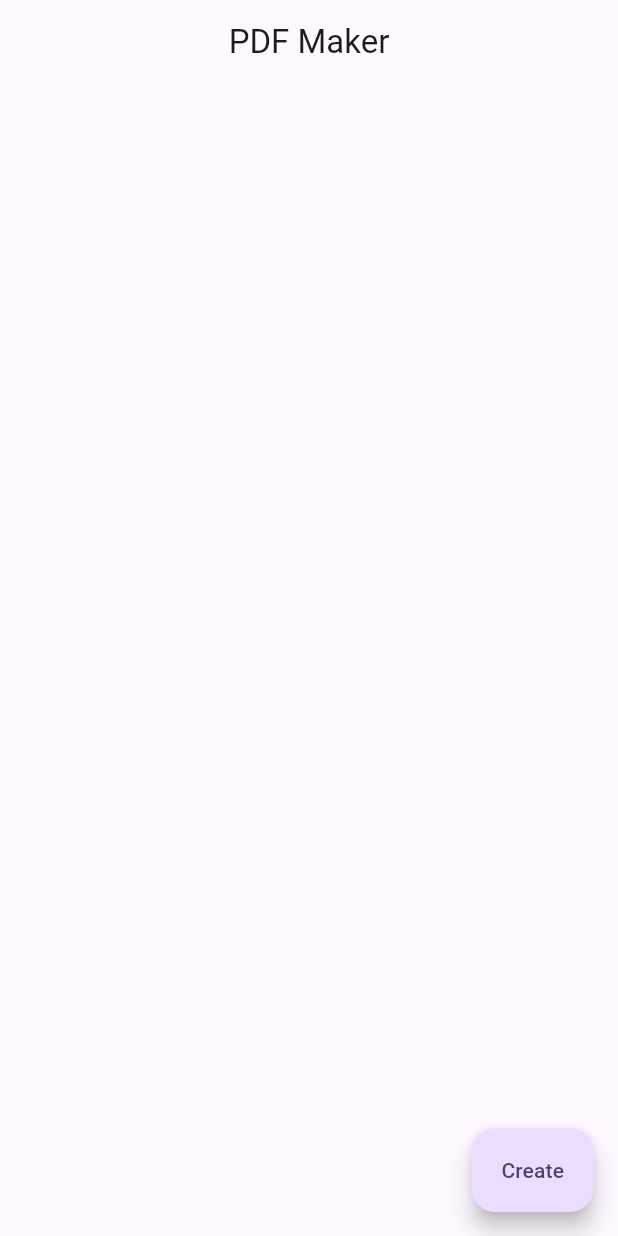
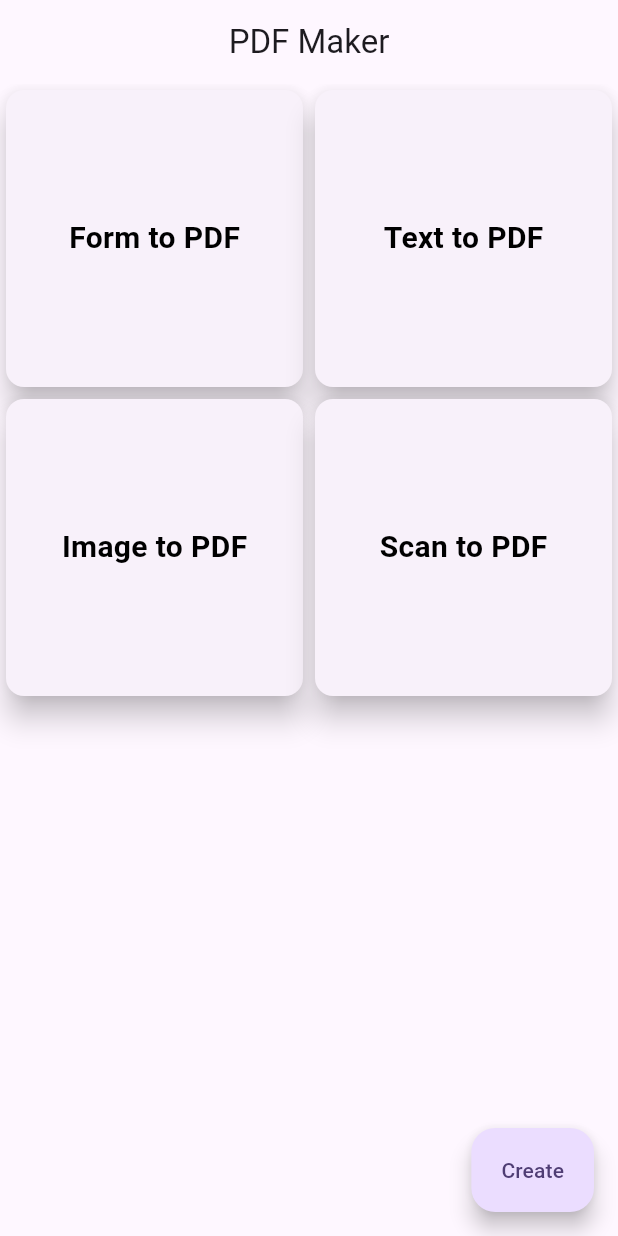
Before and after one commit to evanemran/PDF_Tools, a Flutter app: the screen it shows after launch, on a phone screen of 412 x 824 dp. Run offline on Flutter 3.47's test engine with Material 3 defaults, Android fonts, the phone set to English and light mode, and no system bars; missing offline and left inert: syncfusion_flutter_pdf, syncfusion_flutter_pdfviewer.

Commit message:
routes added

```diff
--- /dev/null
+++ b/lib/constants/app_constants.dart
@@ -0,0 +1,24 @@
+import 'package:pdf_maker/constants/routes.dart';
+
+class AppMenus {
+  static const List<AppMenu> homeMenu = [
+    AppMenu.form,
+    AppMenu.text,
+    AppMenu.image,
+    AppMenu.scan,
+  ];
+}
+
+enum AppMenu {
+  form("Form to PDF", "", Routes.formRoute),
+  text("Text to PDF", "", Routes.writeRoute),
+  image("Image to PDF", "", Routes.imageRoute),
+  scan("Scan to PDF", "", Routes.scanRoute);
+
+
+  final String title;
+  final String icon;
+  final String route;
+
+  const AppMenu(this.title, this.icon, this.route);
+}
--- a/lib/pages/home.dart
+++ b/lib/pages/home.dart
@@ -6,6 +6,8 @@ import 'package:pdf_maker/pages/pdf_reader.dart';
 import 'package:pdf_maker/pages/pdf_writer.dart';
 import 'package:pdf_maker/tools/pdf_tools.dart';
 import 'package:path/path.dart' as p;
+
+import '../widgets/menu_container.dart';
 
 class HomePage extends StatefulWidget {
   const HomePage({super.key});
@@ -68,7 +70,8 @@ class _HomePageState extends State<HomePage> {
         centerTitle: true,
       ),
 
-      body: loadUi(),
+      body: const MenuContainer(),
+      /*body: loadUi(),*/
 
       floatingActionButton: FloatingActionButton.extended(
         tooltip: "Create",
--- /dev/null
+++ b/lib/widgets/menu_container.dart
@@ -0,0 +1,48 @@
+import 'package:flutter/cupertino.dart';
+import 'package:flutter/material.dart';
+import 'package:pdf_maker/constants/app_constants.dart';
+import 'package:pdf_maker/constants/routes.dart';
+
+class MenuContainer extends StatefulWidget {
+  const MenuContainer({super.key});
+
+  @override
+  State<MenuContainer> createState() => _MenuContainerState();
+}
+
+class _MenuContainerState extends State<MenuContainer> {
+  @override
+  Widget build(BuildContext context) {
+    return Padding(
+      padding: const EdgeInsets.all(0.0),
+      child: GridView.builder(
+        itemCount: AppMenus.homeMenu.length,
+        shrinkWrap: true,
+        physics: const NeverScrollableScrollPhysics(),
+        gridDelegate: const SliverGridDelegateWithFixedCrossAxisCount(
+          crossAxisCount: 2, // 2 items per row
+          // mainAxisSpacing: 4.0,
+          // crossAxisSpacing: 4.0,
+          childAspectRatio: 1 / 1, // Adjust for 1:1 image and text below
+        ),
+        itemBuilder: (context, index) {
+          var item = AppMenus.homeMenu[index];
+          return InkWell(
+            onTap: () {
+              Navigator.pushNamed(
+                context,
+                item.route,
+              );
+            },
+            child: Card(
+              elevation: 8,
+              child: Center(
+                child: Text(item.title, style: const TextStyle(color: Colors.black, fontSize: 20, fontWeight: FontWeight.bold),),
+              ),
+            ),
+          );
+        },
+      ),
+    );
+  }
+}
```
Also changed, not shown: lib/constants/routes.dart (added, +56 -0 lines).
